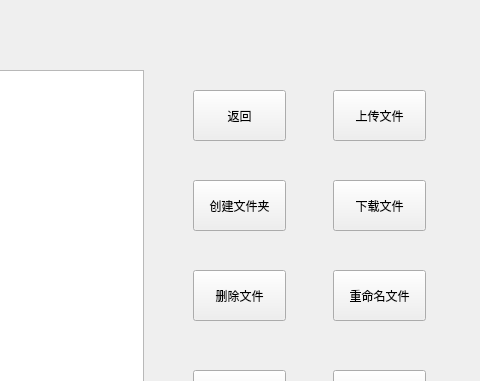
Qt form TcpClient/mainmenu.ui (13097339905/myNetworkDisk) before a commit; both pictures show x 397 to 877 and y 0 to 381 of the 877 by 516 pixel window.
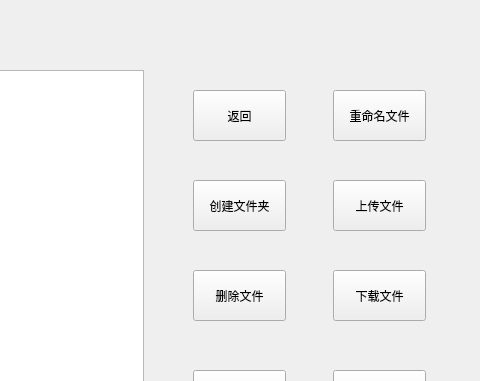
The same form after that commit.

The edit to the form file:
```diff
--- a/TcpClient/mainmenu.ui
+++ b/TcpClient/mainmenu.ui
@@ -303,7 +303,7 @@
      <property name="geometry">
       <rect>
        <x>560</x>
-       <y>240</y>
+       <y>60</y>
        <width>93</width>
        <height>51</height>
       </rect>
@@ -329,7 +329,7 @@
      <property name="geometry">
       <rect>
        <x>560</x>
-       <y>60</y>
+       <y>150</y>
        <width>93</width>
        <height>51</height>
       </rect>
@@ -342,7 +342,7 @@
      <property name="geometry">
       <rect>
        <x>560</x>
-       <y>150</y>
+       <y>240</y>
        <width>93</width>
        <height>51</height>
       </rect>
```
